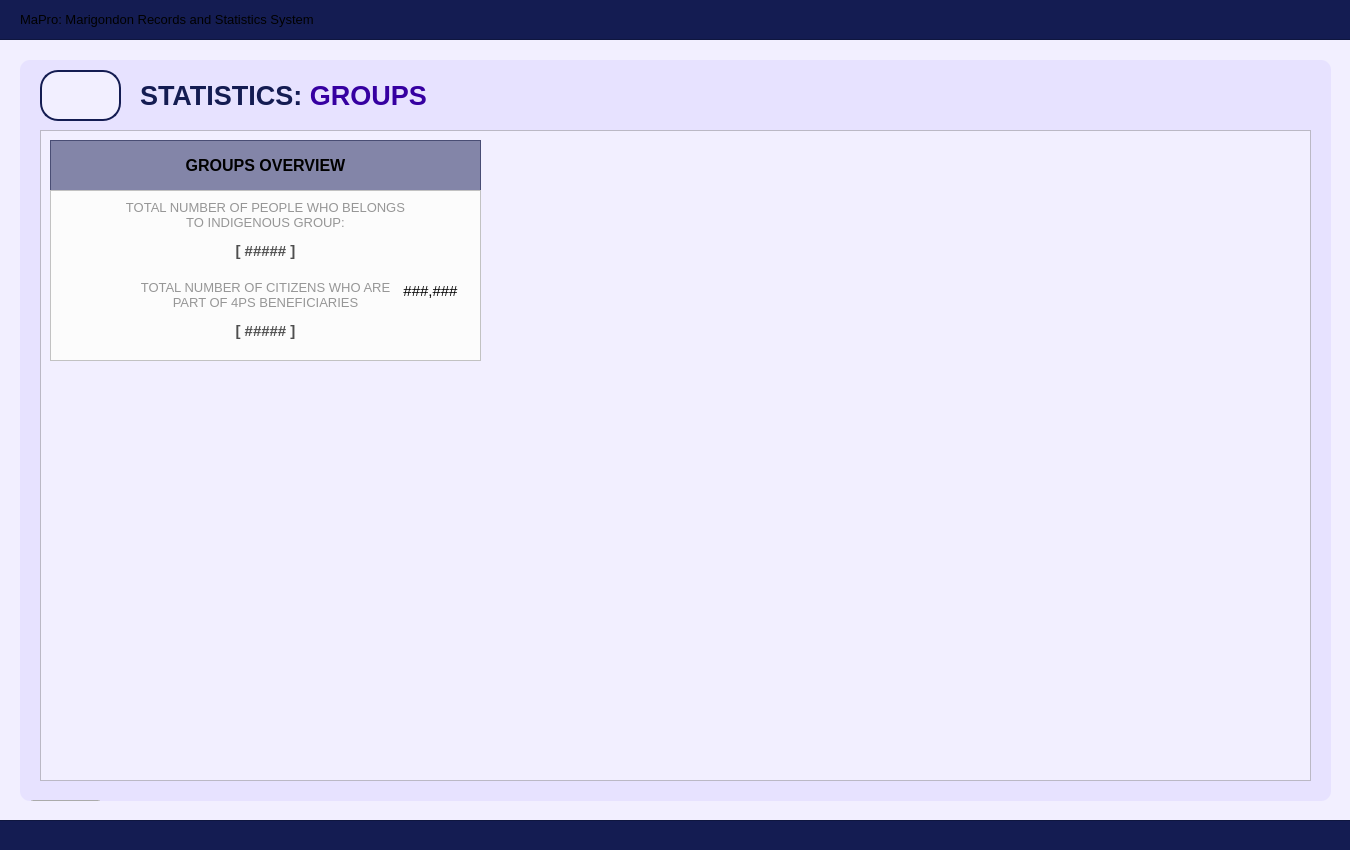
The window that UI/MainPages/StatisticPages/groups.ui (Yohhannn/Barangay-Records-Statistics-System) describes before a commit, drawn with Qt 5.
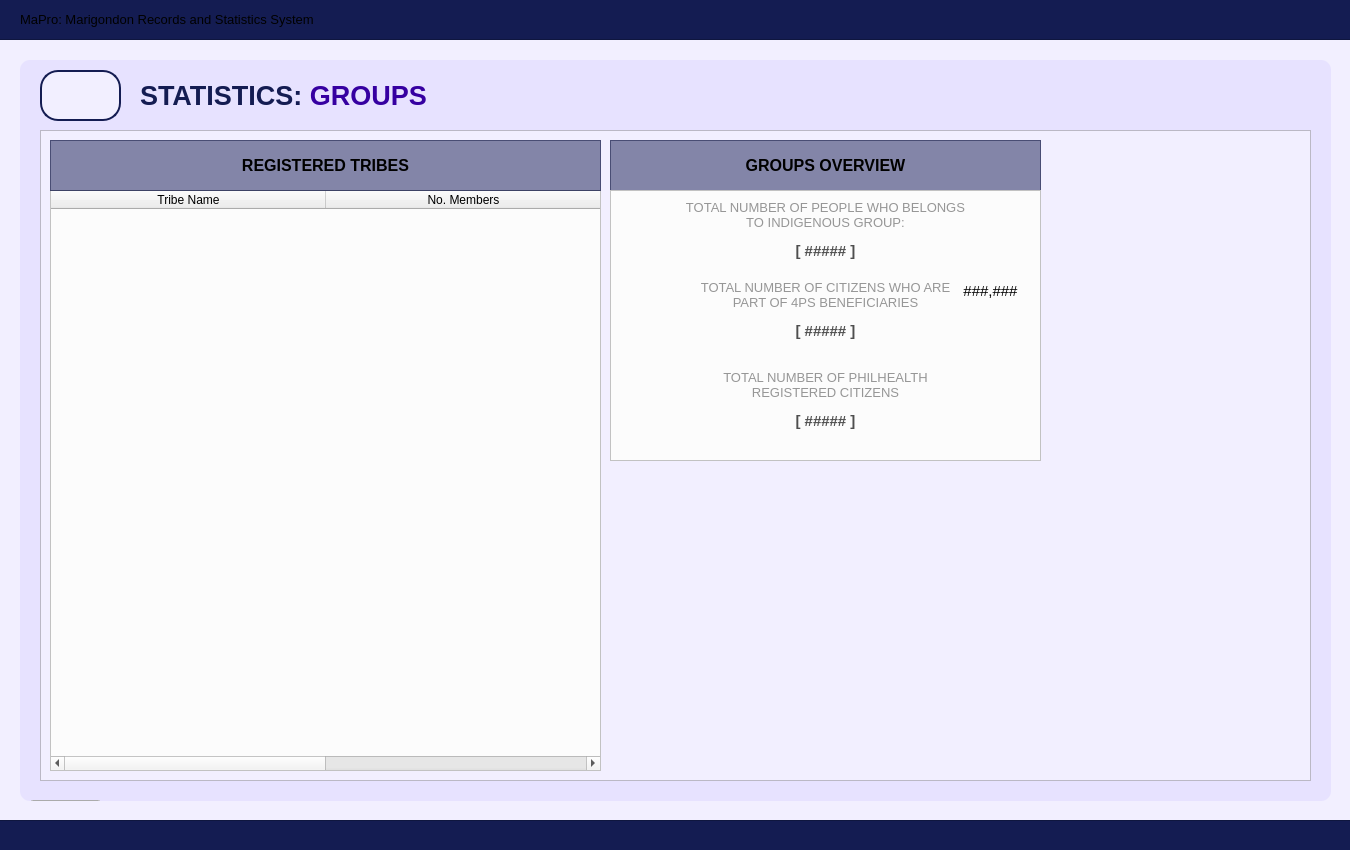
The same window after the commit. Icons and pictures are not drawn.

Commit message:
[ General Update V2.8.0 ] + Added 3 Pages Form for Citizen Register + New Changes to the UI + Fully Changed Business to Institutions + Fully Changed Schedule to Transactions + Modified Statistics Sub Pages + Added Radio Button Groups + Admin Override From PIN to Button + Added a few Icons
NOTE: Ang mo himo sa backend kamo lang butang validation/required og more if logic.

-JP

The edit to the form file:
```diff
--- a/UI/MainPages/StatisticPages/groups.ui
+++ b/UI/MainPages/StatisticPages/groups.ui
@@ -213,7 +213,7 @@
     <widget class="QFrame" name="table_titleFrameStatistics_2">
      <property name="geometry">
       <rect>
-       <x>10</x>
+       <x>570</x>
        <y>10</y>
        <width>431</width>
        <height>51</height>
@@ -265,10 +265,10 @@
     <widget class="QFrame" name="groups_frameOverview">
      <property name="geometry">
       <rect>
-       <x>10</x>
+       <x>570</x>
        <y>60</y>
        <width>431</width>
-       <height>171</height>
+       <height>271</height>
       </rect>
      </property>
      <property name="styleSheet">
@@ -421,6 +421,176 @@
       </property>
       <property name="text">
        <string>[ ##### ]</string>
+      </property>
+      <property name="alignment">
+       <set>Qt::AlignmentFlag::AlignCenter</set>
+      </property>
+     </widget>
+     <widget class="QLabel" name="groups_totalPhilHealth">
+      <property name="geometry">
+       <rect>
+        <x>0</x>
+        <y>220</y>
+        <width>431</width>
+        <height>21</height>
+       </rect>
+      </property>
+      <property name="font">
+       <font>
+        <family>Arial</family>
+        <pointsize>11</pointsize>
+        <bold>true</bold>
+       </font>
+      </property>
+      <property name="styleSheet">
+       <string notr="true">#groups_totalPhilHealth {
+	background-color: transparent;
+	color: #4f4f4f;
+}
+</string>
+      </property>
+      <property name="text">
+       <string>[ ##### ]</string>
+      </property>
+      <property name="alignment">
+       <set>Qt::AlignmentFlag::AlignCenter</set>
+      </property>
+     </widget>
+     <widget class="QLabel" name="label_desc2_4">
+      <property name="geometry">
+       <rect>
+        <x>0</x>
+        <y>170</y>
+        <width>431</width>
+        <height>51</height>
+       </rect>
+      </property>
+      <property name="font">
+       <font>
+        <family>Arial</family>
+        <pointsize>10</pointsize>
+       </font>
+      </property>
+      <property name="styleSheet">
+       <string notr="true">#label_desc2_4{
+	color: #969696;
+}</string>
+      </property>
+      <property name="text">
+       <string>&lt;html&gt;&lt;head/&gt;&lt;body&gt;&lt;p&gt;TOTAL NUMBER OF PHILHEALTH &lt;br/&gt;REGISTERED CITIZENS&lt;/p&gt;&lt;/body&gt;&lt;/html&gt;</string>
+      </property>
+      <property name="alignment">
+       <set>Qt::AlignmentFlag::AlignCenter</set>
+      </property>
+     </widget>
+    </widget>
+    <widget class="QTableWidget" name="jobs_tableListOfTribes">
+     <property name="geometry">
+      <rect>
+       <x>10</x>
+       <y>60</y>
+       <width>551</width>
+       <height>581</height>
+      </rect>
+     </property>
+     <property name="styleSheet">
+      <string notr="true">#jobs_tableListOfTribes{
+	background-color: #fcfcfc;
+}</string>
+     </property>
+     <attribute name="horizontalHeaderMinimumSectionSize">
+      <number>36</number>
+     </attribute>
+     <attribute name="horizontalHeaderDefaultSectionSize">
+      <number>275</number>
+     </attribute>
+     <attribute name="verticalHeaderMinimumSectionSize">
+      <number>29</number>
+     </attribute>
+     <attribute name="verticalHeaderDefaultSectionSize">
+      <number>35</number>
+     </attribute>
+     <column>
+      <property name="text">
+       <string>Tribe Name</string>
+      </property>
+      <property name="font">
+       <font>
+        <family>Arial</family>
+       </font>
+      </property>
+      <property name="background">
+       <color>
+        <red>59</red>
+        <green>57</green>
+        <blue>100</blue>
+       </color>
+      </property>
+     </column>
+     <column>
+      <property name="text">
+       <string>No. Members</string>
+      </property>
+      <property name="font">
+       <font>
+        <family>Arial</family>
+       </font>
+      </property>
+      <property name="background">
+       <color>
+        <red>59</red>
+        <green>57</green>
+        <blue>100</blue>
+       </color>
+      </property>
+     </column>
+    </widget>
+    <widget class="QFrame" name="table_titleFrameStatistics_3">
+     <property name="geometry">
+      <rect>
+       <x>10</x>
+       <y>10</y>
+       <width>551</width>
+       <height>51</height>
+      </rect>
+     </property>
+     <property name="styleSheet">
+      <string notr="true">#table_titleFrameStatistics_3{
+	background-color: rgba(20, 28, 82, 128)
+}
+</string>
+     </property>
+     <property name="frameShape">
+      <enum>QFrame::Shape::StyledPanel</enum>
+     </property>
+     <property name="frameShadow">
+      <enum>QFrame::Shadow::Raised</enum>
+     </property>
+     <widget class="QLabel" name="statistics_labelNote_3">
+      <property name="geometry">
+       <rect>
+        <x>0</x>
+        <y>0</y>
+        <width>551</width>
+        <height>51</height>
+       </rect>
+      </property>
+      <property name="font">
+       <font>
+        <family>Arial</family>
+        <pointsize>12</pointsize>
+        <bold>true</bold>
+       </font>
+      </property>
+      <property name="styleSheet">
+       <string notr="true">#statistics_labelNote {
+	background-color: transparent;
+	color: #FFFFFF;
+}
+</string>
+      </property>
+      <property name="text">
+       <string>REGISTERED TRIBES</string>
       </property>
       <property name="alignment">
        <set>Qt::AlignmentFlag::AlignCenter</set>
```
The commit also changes 21 other files.
